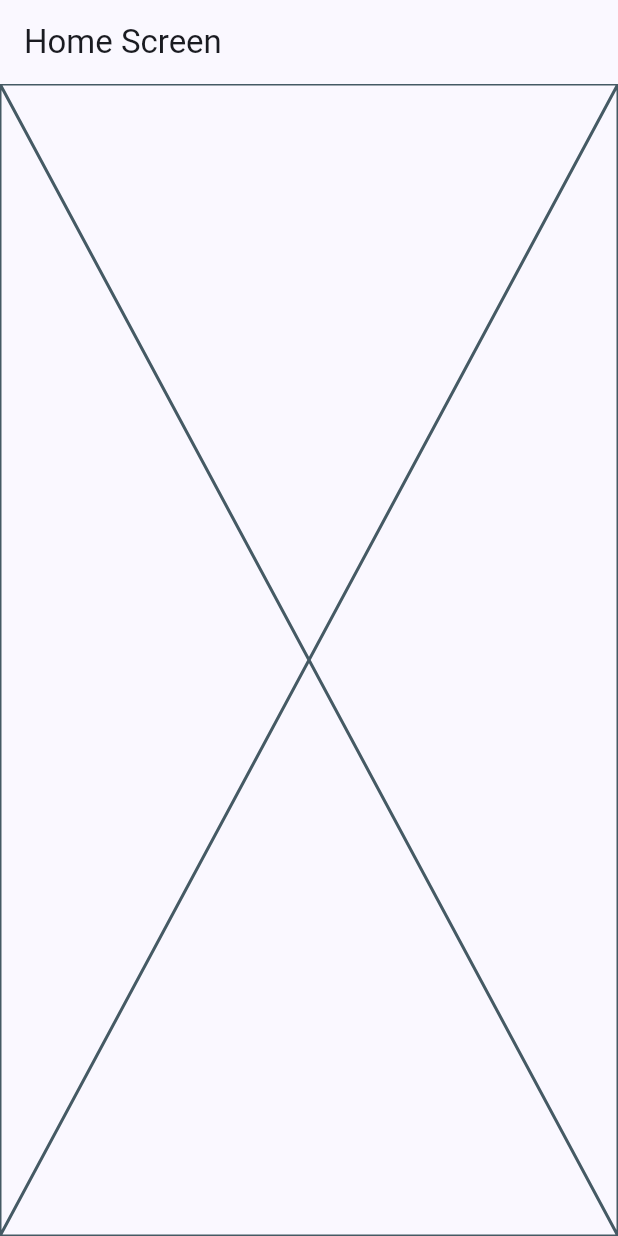
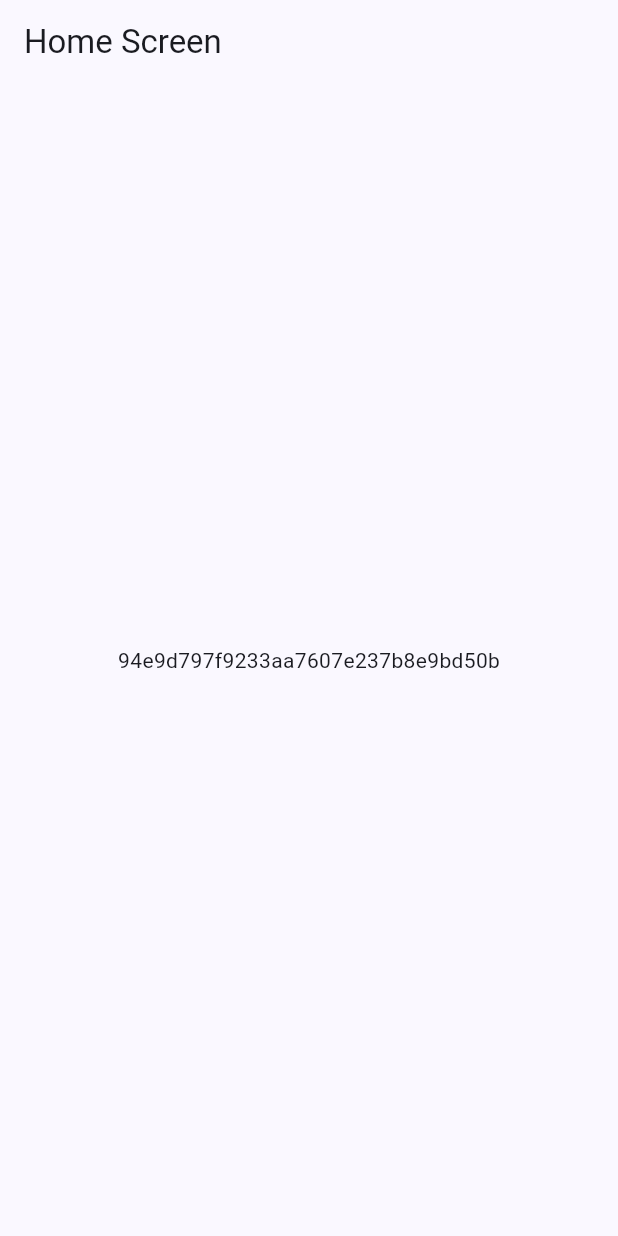
Before and after one commit to sdieg82/cinemapedia, a Flutter app: the screen it shows after launch, on a phone screen of 412 x 824 dp. Run offline on Flutter 3.47's test engine with Material 3 defaults, Android fonts, the phone set to English and light mode, and no system bars; our stand-ins replace flutter_dotenv, go_router.

Commit message:
environments and dotEnv

```diff
--- /dev/null
+++ b/lib/config/constants/environments.dart
@@ -0,0 +1,6 @@
+import 'package:flutter_dotenv/flutter_dotenv.dart';
+
+class Environments {
+  static String movieDbKey=dotenv.env['THE_MOVIEDB_KEY']?? 'NO KEY FOUND';
+
+}
--- a/lib/presentation/screens/home_screen.dart
+++ b/lib/presentation/screens/home_screen.dart
@@ -1,3 +1,4 @@
+import 'package:cinemapedia/config/constants/environments.dart';
 import 'package:flutter/material.dart';
 
 class HomeScreen extends StatelessWidget {
@@ -10,7 +11,9 @@ class HomeScreen extends StatelessWidget {
       appBar: AppBar(
         title: Text('Home Screen'),
       ),
-      body: Placeholder(),
+      body: Center(
+        child: Text(Environments.movieDbKey)
+      ),
     );
   }
 }
--- a/pubspec.yaml
+++ b/pubspec.yaml
@@ -9,6 +9,7 @@ environment:
 dependencies:
   flutter:
     sdk: flutter
+  flutter_dotenv: ^6.0.0
   go_router: ^16.2.0
 
 dev_dependencies:
@@ -18,3 +19,6 @@ dev_dependencies:
 
 flutter:
   uses-material-design: true
+
+  assets:
+  - .env
```
Also changed, not shown: lib/domain/repositories/movie_repositary.dart (added, +8 -0 lines), lib/main.dart (+6 -1 lines), pubspec.lock, 3 other files.
